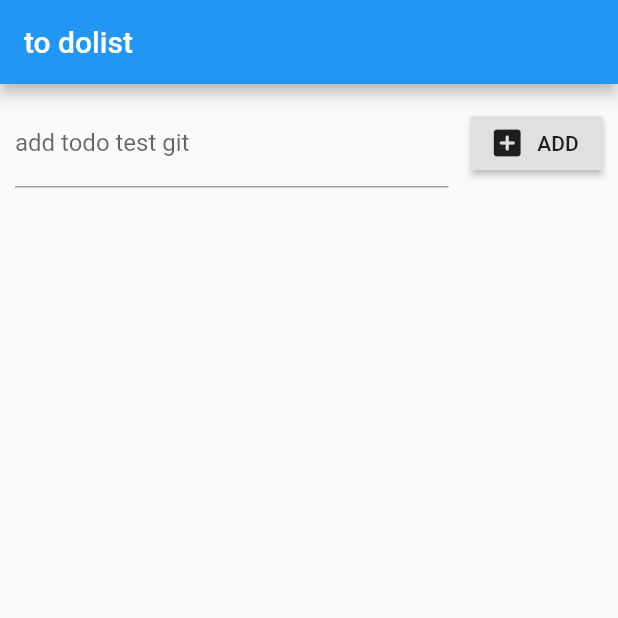
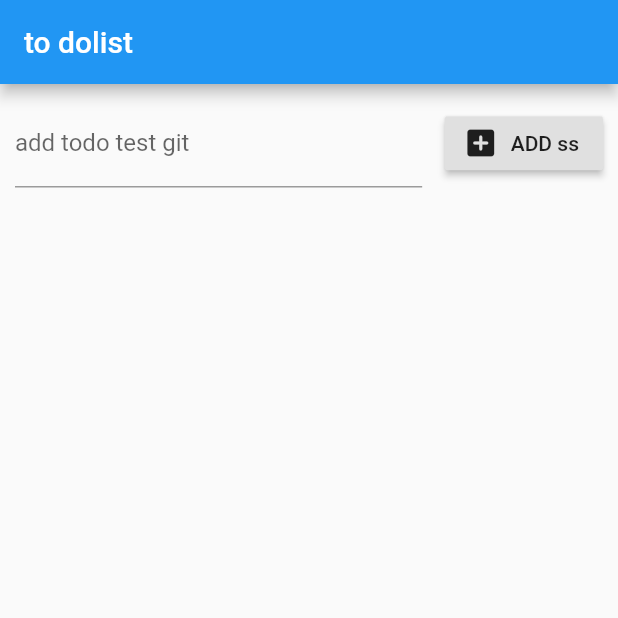
Before and after one commit to minhnhatkool123/flutterandroidsudio, a Flutter app: the screen it shows after launch, on a phone screen of 412 x 824 dp, the top half of it. Run offline on Flutter 3.47's test engine with Material 2 defaults, Android fonts, the phone set to English and light mode, and no system bars; our stand-ins replace sqflite; accounts and stored records are empty.

Commit message:
test thu lan 5

```diff
--- a/lib/todo/todohear.dart
+++ b/lib/todo/todohear.dart
@@ -27,7 +27,7 @@ class todoheader extends StatelessWidget {
             bloc.event.add(eventadd(txttodocontroller.text));
           },
           icon: Icon(Icons.add_box_rounded),
-          label: Text('ADD'),
+          label: Text('ADD ss'),
         )
       ],
     );
```
